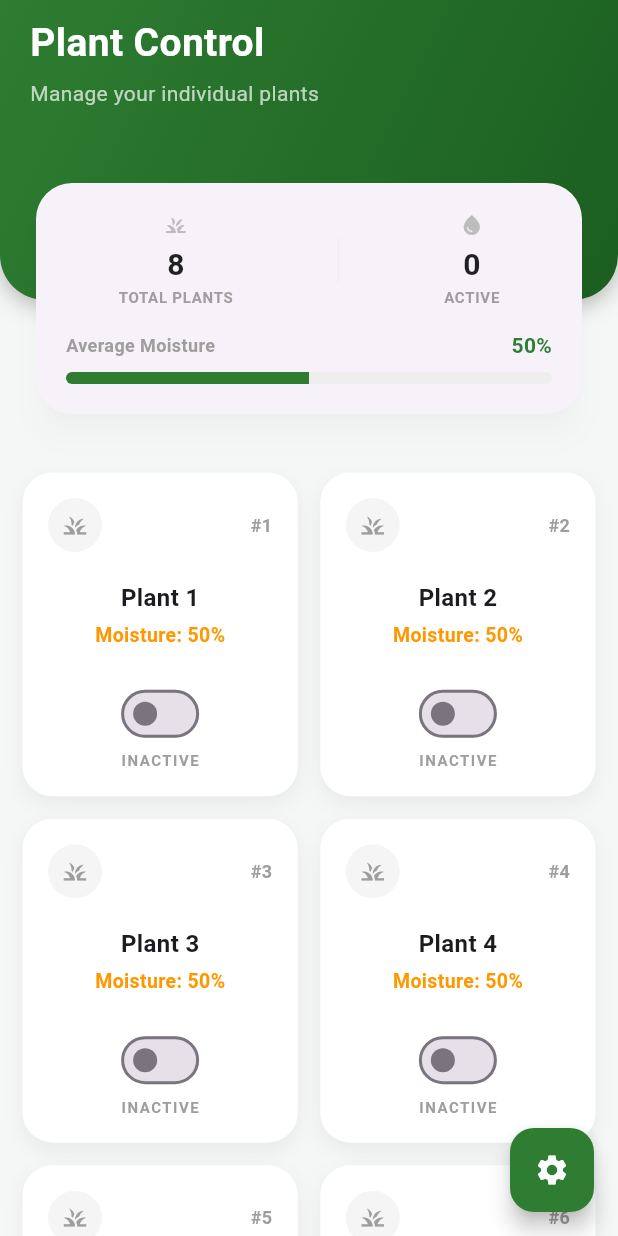
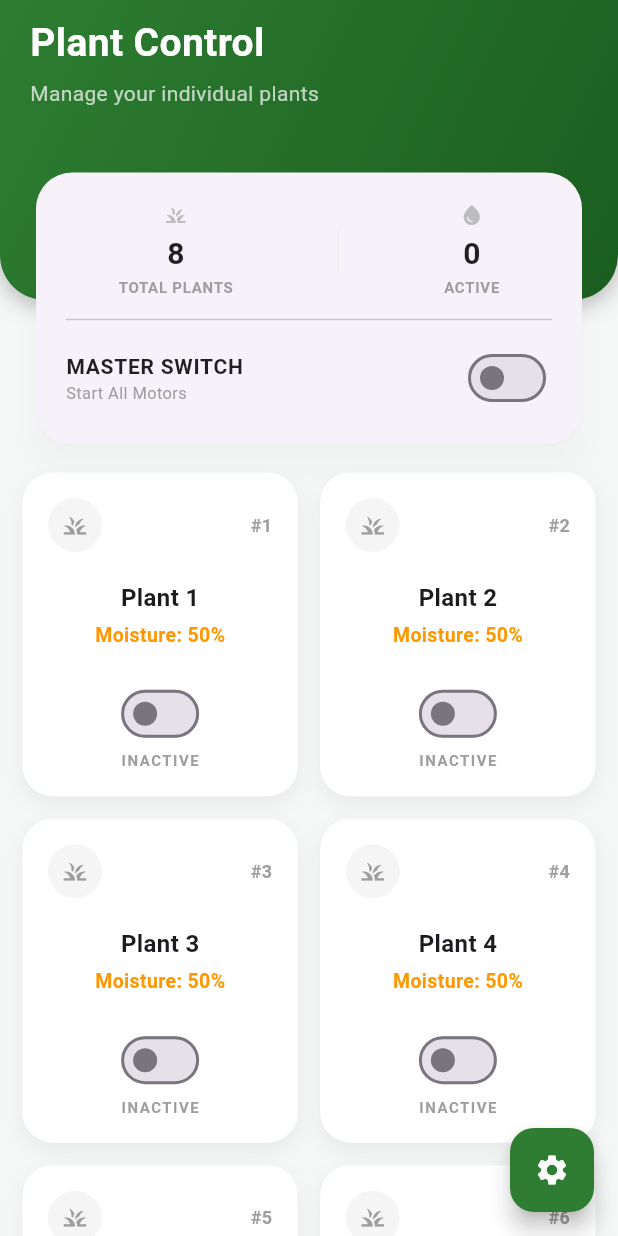
Before and after one commit to ShoonyanshSmartIrrigation/smart_irrigation, a Flutter app: the PlantControlScreen screen opened directly, on a phone screen of 412 x 824 dp. Run offline on Flutter 3.47's test engine with Material 3 defaults, Android fonts, the phone set to English and light mode, and no system bars; our stand-ins replace connectivity_plus, multicast_dns, shared_preferences; missing offline and left inert: flutter_ringtone_player, network_info_plus; accounts and stored records are empty.

Commit message:
implement master control endpoints and refine motor ui

```diff
--- a/lib/Screens/Plant_Control_Screen.dart
+++ b/lib/Screens/Plant_Control_Screen.dart
@@ -15,6 +15,8 @@ class _PlantControlScreenState extends State<PlantControlScreen> {
   final PlantService _plantService = PlantService();
   Timer? syncTimer;
   bool isSyncing = false;
+  bool isTogglingAll = false;
+  bool _allMotorsError = false;
 
   // Track which plants have connection errors
   final Map<int, bool> _plantConnectionErrors = {};
@@ -72,6 +74,34 @@ class _PlantControlScreenState extends State<PlantControlScreen> {
     }
   }
 
+  Future<void> _toggleAllMotors(bool value) async {
+    setState(() => isTogglingAll = true);
+    bool success = await _plantService.toggleAllMotors(value);
+
+    if (mounted) {
+      if (success) {
+        setState(() {
+          isTogglingAll = false;
+          _allMotorsError = false;
+        });
+      } else {
+        setState(() {
+          isTogglingAll = false;
+          _allMotorsError = true;
+        });
+
+        // Clear error state after 3 seconds
+        Timer(const Duration(seconds: 3), () {
+          if (mounted) {
+            setState(() {
+              _allMotorsError = false;
+            });
+          }
+        });
+      }
+    }
+  }
+
   @override
   Widget build(BuildContext context) {
     return Scaffold(
@@ -84,7 +114,7 @@ class _PlantControlScreenState extends State<PlantControlScreen> {
       body: Column(
         children: [
           _buildStatsHeader(),
-          const SizedBox(height: 100), // Space for overlapping card
+          const SizedBox(height: 100), // Adjusted space for overlapping card
           Expanded(
             child: GridView.builder(
               padding: const EdgeInsets.all(15),
@@ -107,6 +137,8 @@ class _PlantControlScreenState extends State<PlantControlScreen> {
   }
 
   Widget _buildStatsHeader() {
+    bool isAnyMotorOn = _plantService.getActiveMotors() > 0;
+
     return Stack(
       clipBehavior: Clip.none,
       children: [
@@ -121,7 +153,7 @@ class _PlantControlScreenState extends State<PlantControlScreen> {
                     "Plant Control",
                     style: TextStyle(color: Colors.white, fontSize: 26, fontWeight: FontWeight.bold),
                   ),
-                  if (isSyncing)
+                  if (isSyncing || isTogglingAll)
                     const SizedBox(
                       width: 20,
                       height: 20,
@@ -138,7 +170,7 @@ class _PlantControlScreenState extends State<PlantControlScreen> {
           ),
         ),
         Positioned(
-          bottom: -80,
+          bottom: -100, // Adjusted for smaller card
           left: 20,
           right: 20,
           child: Card(
@@ -158,23 +190,35 @@ class _PlantControlScreenState extends State<PlantControlScreen> {
                       _statItem("ACTIVE", _plantService.getActiveMotors().toString(), Icons.water_drop_rounded),
                     ],
                   ),
-                  const SizedBox(height: 15),
+                  const Divider(height: 30),
+                  // Master Control Row
                   Row(
                     mainAxisAlignment: MainAxisAlignment.spaceBetween,
                     children: [
-                      const Text("Average Moisture", style: TextStyle(color: Colors.grey, fontSize: 12, fontWeight: FontWeight.bold)),
-                      Text("${_plantService.getAvgMoisture()}%", style: const TextStyle(color: Color(0xFF2E7D32), fontWeight: FontWeight.bold, fontSize: 14)),
+                      Column(
+                        crossAxisAlignment: CrossAxisAlignment.start,
+                        children: [
+                          Text(
+                            "MASTER SWITCH",
+                            style: TextStyle(
+                              color: _allMotorsError ? Colors.red : Colors.black87,
+                              fontWeight: FontWeight.bold,
+                              fontSize: 14,
+                              letterSpacing: 0.5,
+                            ),
+                          ),
+                          Text(
+                            _allMotorsError ? "CONNECTION FAILED" : (isAnyMotorOn ? "Stop All Motors" : "Start All Motors"),
+                            style: TextStyle(color: Colors.grey, fontSize: 11),
+                          ),
+                        ],
+                      ),
+                      Switch.adaptive(
+                        value: isAnyMotorOn,
+                        activeColor: const Color(0xFF2E7D32),
+                        onChanged: isTogglingAll ? null : (val) => _toggleAllMotors(val),
+                      ),
                     ],
-                  ),
-                  const SizedBox(height: 8),
-                  ClipRRect(
-                    borderRadius: BorderRadius.circular(10),
-                    child: LinearProgressIndicator(
-                      value: (_plantService.getAvgMoisture() / 100).clamp(0.0, 1.0),
-                      backgroundColor: Colors.grey[200],
-                      color: const Color(0xFF2E7D32),
-                      minHeight: 8,
-                    ),
                   ),
                 ],
               ),
@@ -240,7 +284,7 @@ class _PlantControlScreenState extends State<PlantControlScreen> {
                 Switch.adaptive(
                   value: plant.isMotorOn,
                   activeColor: const Color(0xFF2E7D32),
-                  onChanged: (_) => togglePlantMotor(plant),
+                  onChanged: isTogglingAll ? null : (_) => togglePlantMotor(plant),
                 ),
                 Text(
                   hasError ? "OFFLINE" : (plant.isMotorOn ? "ACTIVE" : "INACTIVE"),
--- a/lib/services/dashboard_service.dart
+++ b/lib/services/dashboard_service.dart
@@ -29,6 +29,10 @@ class DashboardService {
     return await _esp32Service.toggleMainMotor(value);
   }
 
+  Future<bool> toggleAllMotors(bool value) async {
+    return await _esp32Service.toggleAllMotors(value);
+  }
+
   Stream<List<ConnectivityResult>> get connectivityStream => Connectivity().onConnectivityChanged;
 
   DataManager get dataManager => _dataManager;
```
Also changed, not shown: lib/Screens/Dashboard_screen.dart (+46 -24 lines), lib/data_manager.dart (+30 -0 lines), lib/services/esp32_service.dart (+16 -0 lines), lib/services/plant_service.dart (+18 -0 lines).
